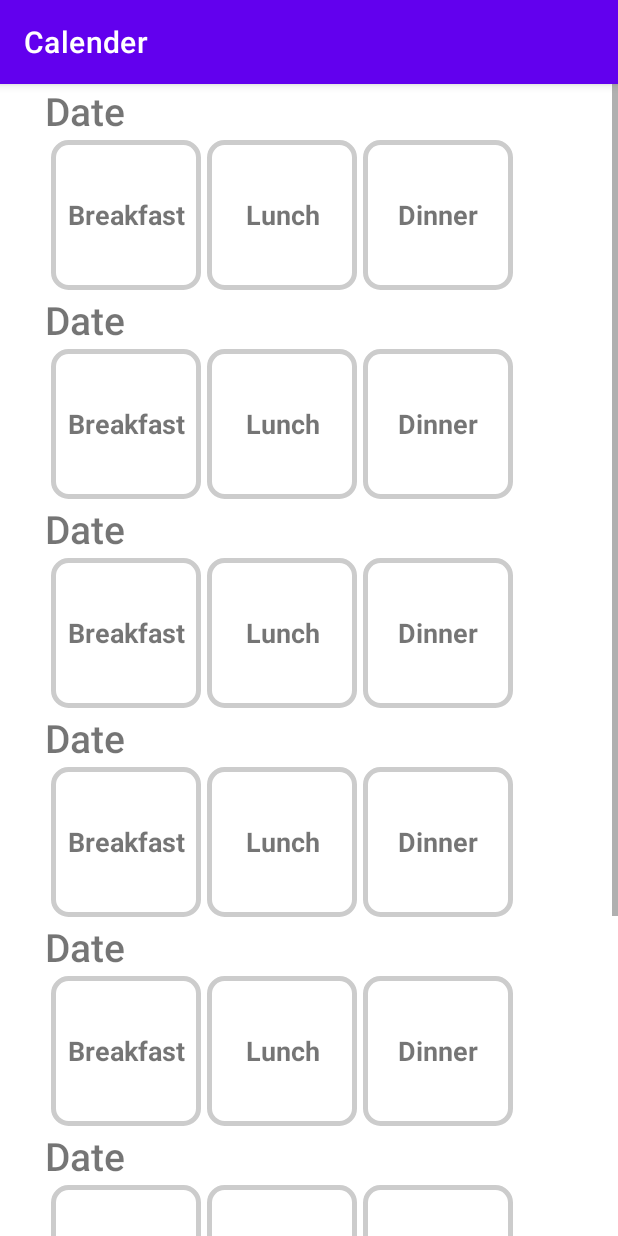
After one commit to JingfeiPeng/cs446_android_team, an Android app: the CalenderActivity screen opened directly, with no data from a screen before it, on a phone screen of 412 x 824 dp. The commit adds this screen. Run offline under Robolectric (Android 15) with nearby library versions, the phone set to English and light mode, and no system bars.

Commit message:
UI for calender page finished

```diff
--- a/app/src/main/AndroidManifest.xml
+++ b/app/src/main/AndroidManifest.xml
@@ -10,6 +10,10 @@
         android:supportsRtl="true"
         android:theme="@style/Theme.CS446_Meal_Planner">
         <activity
+            android:name=".CalenderActivity"
+            android:label="@string/Calender"
+        ></activity>
+        <activity
             android:name=".MainActivity"
             android:label="@string/app_name">
             <intent-filter>
--- /dev/null
+++ b/app/src/main/java/com/example/cs446_meal_planner/CalenderActivity.java
@@ -0,0 +1,14 @@
+package com.example.cs446_meal_planner;
+
+import androidx.appcompat.app.AppCompatActivity;
+
+import android.os.Bundle;
+
+public class CalenderActivity extends AppCompatActivity {
+
+    @Override
+    protected void onCreate(Bundle savedInstanceState) {
+        super.onCreate(savedInstanceState);
+        setContentView(R.layout.activity_calender);
+    }
+}
--- a/app/src/main/java/com/example/cs446_meal_planner/MainActivity.java
+++ b/app/src/main/java/com/example/cs446_meal_planner/MainActivity.java
@@ -1,6 +1,8 @@
 package com.example.cs446_meal_planner;
 
+import android.content.Intent;
 import android.os.Bundle;
+import android.view.View;
 
 import com.google.android.material.bottomnavigation.BottomNavigationView;
 
@@ -34,4 +36,8 @@ public class MainActivity extends AppCompatActivity {
         NavigationUI.setupWithNavController(binding.navView, navController);
     }
 
+    public void viewCalender(View view) {
+        Intent moveToCalender = new Intent(getApplicationContext(), CalenderActivity.class);
+        startActivity(moveToCalender);
+    }
 }
--- a/app/src/main/java/com/example/cs446_meal_planner/ui/home/HomeFragment.java
+++ b/app/src/main/java/com/example/cs446_meal_planner/ui/home/HomeFragment.java
@@ -4,15 +4,11 @@ import android.os.Bundle;
 import android.view.LayoutInflater;
 import android.view.View;
 import android.view.ViewGroup;
-import android.widget.TextView;
 
 import androidx.annotation.NonNull;
-import androidx.annotation.Nullable;
 import androidx.fragment.app.Fragment;
-import androidx.lifecycle.Observer;
 import androidx.lifecycle.ViewModelProvider;
 
-import com.example.cs446_meal_planner.R;
 import com.example.cs446_meal_planner.databinding.FragmentHomeBinding;
 
 public class HomeFragment extends Fragment {
@@ -37,7 +33,6 @@ public class HomeFragment extends Fragment {
 //        });
         return root;
     }
-
 //    @Override
 //    public void onDestroyView() {
 //        super.onDestroyView();
--- /dev/null
+++ b/app/src/main/res/layout/activity_calender.xml
@@ -0,0 +1,424 @@
+<?xml version="1.0" encoding="utf-8"?>
+<ScrollView
+    xmlns:android="http://schemas.android.com/apk/res/android"
+    xmlns:app="http://schemas.android.com/apk/res-auto"
+    xmlns:tools="http://schemas.android.com/tools"
+    android:layout_width="fill_parent"
+    android:layout_height="match_parent">
+
+    <LinearLayout
+        android:layout_width="match_parent"
+        android:layout_height="wrap_content"
+        android:orientation="vertical"
+        >
+        <TextView
+            android:id="@+id/calender_date1"
+            android:layout_width="wrap_content"
+            android:layout_height="wrap_content"
+            android:text="Date"
+            app:layout_constraintLeft_toLeftOf="parent"
+            app:layout_constraintTop_toTopOf="parent"
+            android:layout_marginLeft="30dp"
+            android:textSize="26sp"
+            android:fontFamily="sans-serif-medium" />
+        <LinearLayout
+            android:id="@+id/meal_layout1"
+            app:layout_constraintTop_toBottomOf="@+id/calender_date1"
+            android:layout_width="match_parent"
+            android:layout_height="wrap_content"
+            android:background="?android:attr/selectableItemBackground"
+            android:clickable="true"
+            android:orientation="horizontal"
+            android:paddingLeft="32dp"
+            android:paddingRight="32dp">
+            <TextView
+                android:layout_width="100dp"
+                android:layout_height="100dp"
+                android:layout_margin="2dp"
+                android:textSize="18sp"
+                android:textStyle="bold"
+                android:singleLine="true"
+                android:text="@string/breakfast"
+                android:gravity="center"
+                android:background="@drawable/border"
+                />
+            <TextView
+                android:layout_width="100dp"
+                android:layout_height="100dp"
+                android:layout_margin="2dp"
+                android:textSize="18sp"
+                android:textStyle="bold"
+                android:singleLine="true"
+                android:text="@string/lunch"
+                android:gravity="center"
+                android:background="@drawable/border"
+                />
+            <TextView
+                android:layout_width="100dp"
+                android:layout_height="100dp"
+                android:layout_margin="2dp"
+                android:textSize="18sp"
+                android:textStyle="bold"
+                android:singleLine="true"
+                android:text="@string/dinner"
+                android:gravity="center"
+                android:background="@drawable/border"
+                />
+        </LinearLayout>
+
+
+        <TextView
+            android:id="@+id/calender_date2"
+            android:layout_width="wrap_content"
+            android:layout_height="wrap_content"
+            android:text="Date"
+            app:layout_constraintLeft_toLeftOf="parent"
+            app:layout_constraintTop_toTopOf="parent"
+            android:layout_marginLeft="30dp"
+            android:textSize="26sp"
+            android:fontFamily="sans-serif-medium" />
+        <LinearLayout
+            app:layout_constraintTop_toBottomOf="@+id/calender_date2"
+            android:layout_width="match_parent"
+            android:layout_height="wrap_content"
+            android:background="?android:attr/selectableItemBackground"
+            android:clickable="true"
+            android:orientation="horizontal"
+            android:paddingLeft="32dp"
+            android:paddingRight="32dp">
+            <TextView
+                android:layout_width="100dp"
+                android:layout_height="100dp"
+                android:layout_margin="2dp"
+                android:textSize="18sp"
+                android:textStyle="bold"
+                android:singleLine="true"
+                android:text="@string/breakfast"
+                android:gravity="center"
+                android:background="@drawable/border"
+                />
+            <TextView
+                android:layout_width="100dp"
+                android:layout_height="100dp"
+                android:layout_margin="2dp"
+                android:textSize="18sp"
+                android:textStyle="bold"
+                android:singleLine="true"
+                android:text="@string/lunch"
+                android:gravity="center"
+                android:background="@drawable/border"
+                />
+            <TextView
+                android:layout_width="100dp"
+                android:layout_height="100dp"
+                android:layout_margin="2dp"
+                android:textSize="18sp"
+                android:textStyle="bold"
+                android:singleLine="true"
+                android:text="@string/dinner"
+                android:gravity="center"
+                android:background="@drawable/border"
+                />
+        </LinearLayout>
+
+        <TextView
+            android:id="@+id/calender_date3"
+            android:layout_width="wrap_content"
+            android:layout_height="wrap_content"
+            android:text="Date"
+            app:layout_constraintLeft_toLeftOf="parent"
+            app:layout_constraintTop_toTopOf="parent"
+            android:layout_marginLeft="30dp"
+            android:textSize="26sp"
+            android:fontFamily="sans-serif-medium" />
+        <LinearLayout
+            app:layout_constraintTop_toBottomOf="@+id/calender_date2"
+            android:layout_width="match_parent"
+            android:layout_height="wrap_content"
+            android:background="?android:attr/selectableItemBackground"
+            android:clickable="true"
+            android:orientation="horizontal"
+            android:paddingLeft="32dp"
+            android:paddingRight="32dp">
+            <TextView
+                android:layout_width="100dp"
+                android:layout_height="100dp"
+                android:layout_margin="2dp"
+                android:textSize="18sp"
+                android:textStyle="bold"
+                android:singleLine="true"
+                android:text="@string/breakfast"
+                android:gravity="center"
+                android:background="@drawable/border"
+                />
+            <TextView
+                android:layout_width="100dp"
+                android:layout_height="100dp"
+                android:layout_margin="2dp"
+                android:textSize="18sp"
+                android:textStyle="bold"
+                android:singleLine="true"
+                android:text="@string/lunch"
+                android:gravity="center"
+                android:background="@drawable/border"
+                />
+            <TextView
+                android:layout_width="100dp"
+                android:layout_height="100dp"
+                android:layout_margin="2dp"
+                android:textSize="18sp"
+                android:textStyle="bold"
+                android:singleLine="true"
+                android:text="@string/dinner"
+                android:gravity="center"
+                android:background="@drawable/border"
+                />
+        </LinearLayout>
+
+        <TextView
+            android:id="@+id/calender_date4"
+            android:layout_width="wrap_content"
+            android:layout_height="wrap_content"
+            android:text="Date"
+            app:layout_constraintLeft_toLeftOf="parent"
+            app:layout_constraintTop_toTopOf="parent"
+            android:layout_marginLeft="30dp"
+            android:textSize="26sp"
+            android:fontFamily="sans-serif-medium" />
+        <LinearLayout
+            app:layout_constraintTop_toBottomOf="@+id/calender_date2"
+            android:layout_width="match_parent"
+            android:layout_height="wrap_content"
+            android:background="?android:attr/selectableItemBackground"
+            android:clickable="true"
+            android:orientation="horizontal"
+            android:paddingLeft="32dp"
+            android:paddingRight="32dp">
+            <TextView
+                android:layout_width="100dp"
+                android:layout_height="100dp"
+                android:layout_margin="2dp"
+                android:textSize="18sp"
+                android:textStyle="bold"
+                android:singleLine="true"
+                android:text="@string/breakfast"
+                android:gravity="center"
+                android:background="@drawable/border"
+                />
+            <TextView
+                android:layout_width="100dp"
+                android:layout_height="100dp"
+                android:layout_margin="2dp"
+                android:textSize="18sp"
+                android:textStyle="bold"
+                android:singleLine="true"
+                android:text="@string/lunch"
+                android:gravity="center"
+                android:background="@drawable/border"
+                />
+            <TextView
+                android:layout_width="100dp"
+                android:layout_height="100dp"
+                android:layout_margin="2dp"
+                android:textSize="18sp"
+                android:textStyle="bold"
+                android:singleLine="true"
+                android:text="@string/dinner"
+                android:gravity="center"
+                android:background="@drawable/border"
+                />
+        </LinearLayout>
+
+        <TextView
+            android:id="@+id/calender_date5"
+            android:layout_width="wrap_content"
+            android:layout_height="wrap_content"
+            android:text="Date"
+            app:layout_constraintLeft_toLeftOf="parent"
+            app:layout_constraintTop_toTopOf="parent"
+            android:layout_marginLeft="30dp"
+            android:textSize="26sp"
+            android:fontFamily="sans-serif-medium" />
+        <LinearLayout
+            app:layout_constraintTop_toBottomOf="@+id/calender_date2"
+            android:layout_width="match_parent"
+            android:layout_height="wrap_content"
+            android:background="?android:attr/selectableItemBackground"
+            android:clickable="true"
+            android:orientation="horizontal"
+            android:paddingLeft="32dp"
+            android:paddingRight="32dp">
+            <TextView
+                android:layout_width="100dp"
+                android:layout_height="100dp"
+                android:layout_margin="2dp"
+                android:textSize="18sp"
+                android:textStyle="bold"
+                android:singleLine="true"
+                android:text="@string/breakfast"
+                android:gravity="center"
+                android:background="@drawable/border"
+                />
+            <TextView
+                android:layout_width="100dp"
+                android:layout_height="100dp"
+                android:layout_margin="2dp"
+                android:textSize="18sp"
+                android:textStyle="bold"
+                android:singleLine="true"
+                android:text="@string/lunch"
+                android:gravity="center"
+                android:background="@drawable/border"
+                />
+            <TextView
+                android:layout_width="100dp"
+                android:layout_height="100dp"
+                android:layout_margin="2dp"
+                android:textSize="18sp"
+                android:textStyle="bold"
+                android:singleLine="true"
+                android:text="@string/dinner"
+                android:gravity="center"
+                android:background="@drawable/border"
+                />
+        </LinearLayout>
+
+        <TextView
+            android:id="@+id/calender_date6"
+            android:layout_width="wrap_content"
+            android:layout_height="wrap_content"
+            android:text="Date"
+            app:layout_constraintLeft_toLeftOf="parent"
+            app:layout_constraintTop_toTopOf="parent"
+            android:layout_marginLeft="30dp"
+            android:textSize="26sp"
+            android:fontFamily="sans-serif-medium" />
+        <LinearLayout
+            app:layout_constraintTop_toBottomOf="@+id/calender_date2"
+            android:layout_width="match_parent"
+            android:layout_height="wrap_content"
+            android:background="?android:attr/selectableItemBackground"
+            android:clickable="true"
+            android:orientation="horizontal"
+            android:paddingLeft="32dp"
+            android:paddingRight="32dp">
+            <TextView
+                android:layout_width="100dp"
+                android:layout_height="100dp"
+                android:layout_margin="2dp"
+                android:textSize="18sp"
+                android:textStyle="bold"
+                android:singleLine="true"
+                android:text="@string/breakfast"
+                android:gravity="center"
+                android:background="@drawable/border"
+                />
+            <TextView
+                android:layout_width="100dp"
+                android:layout_height="100dp"
+                android:layout_margin="2dp"
+                android:textSize="18sp"
+                android:textStyle="bold"
+                android:singleLine="true"
+                android:text="@string/lunch"
+                android:gravity="center"
+                android:background="@drawable/border"
+                />
+            <TextView
+                android:layout_width="100dp"
+                android:layout_height="100dp"
+                android:layout_margin="2dp"
+                android:textSize="18sp"
+                android:textStyle="bold"
+                android:singleLine="true"
+                android:text="@string/dinner"
+                android:gravity="center"
+                android:background="@drawable/border"
+                />
+        </LinearLayout>
+
+        <TextView
+            android:id="@+id/calender_date7"
+            android:layout_width="wrap_content"
+            android:layout_height="wrap_content"
+            android:text="Date"
+            app:layout_constraintLeft_toLeftOf="parent"
+            app:layout_constraintTop_toTopOf="parent"
+            android:layout_marginLeft="30dp"
+            android:textSize="26sp"
+            android:fontFamily="sans-serif-medium" />
+        <LinearLayout
+            app:layout_constraintTop_toBottomOf="@+id/calender_date2"
+            android:layout_width="match_parent"
+            android:layout_height="wrap_content"
+            android:background="?android:attr/selectableItemBackground"
+            android:clickable="true"
+            android:orientation="horizontal"
+            android:paddingLeft="32dp"
+            android:paddingRight="32dp">
+            <TextView
+                android:layout_width="100dp"
+                android:layout_height="100dp"
+                android:layout_margin="2dp"
+                android:textSize="18sp"
+                android:textStyle="bold"
+                android:singleLine="true"
+                android:text="@string/breakfast"
+                android:gravity="center"
+                android:background="@drawable/border"
+                />
+            <TextView
+                android:layout_width="100dp"
+                android:layout_height="100dp"
+                android:layout_margin="2dp"
+                android:textSize="18sp"
+                android:textStyle="bold"
+                android:singleLine="true"
+                android:text="@string/lunch"
+                android:gravity="center"
+                android:background="@drawable/border"
+                />
+            <TextView
+                android:layout_width="100dp"
+                android:layout_height="100dp"
+                android:layout_margin="2dp"
+                android:textSize="18sp"
+                android:textStyle="bold"
+                android:singleLine="true"
+                android:text="@string/dinner"
+                android:gravity="center"
+                android:background="@drawable/border"
+                />
+        </LinearLayout>
+
+        <LinearLayout
+            android:layout_width="match_parent"
+            android:layout_height="wrap_content"
+            android:orientation="horizontal">
+            <Button
+                android:id="@+id/prev"
+                android:layout_width="wrap_content"
+                android:layout_height="wrap_content"
+                app:layout_constraintLeft_toLeftOf="parent"
+                android:layout_marginLeft="20dp"
+                android:layout_marginTop="20dp"
+                android:layout_marginBottom="20dp"
+                android:text="@string/button_prev"/>
+            <View
+                android:layout_width="0dp"
+                android:layout_height="50dp"
+                android:layout_weight="1" />
+
+            <Button
+                android:id="@+id/next"
+                android:layout_width="wrap_content"
+                android:layout_height="wrap_content"
+                android:text="@string/button_next"
+                android:layout_marginLeft="0dp"
+                android:layout_marginRight="20dp"
+                android:layout_marginTop="20dp"
+                android:layout_marginBottom="20dp"
+                />
+        </LinearLayout>
+    </LinearLayout>
+</ScrollView>
--- a/app/src/main/res/layout/activity_main.xml
+++ b/app/src/main/res/layout/activity_main.xml
@@ -7,7 +7,7 @@
     android:layout_height="match_parent"
     android:paddingTop="?attr/actionBarSize"
     android:scrollbarSize="10dp">
-
+ herererere
     <com.google.android.material.bottomnavigation.BottomNavigationView
         android:id="@+id/nav_view"
         android:layout_width="0dp"
--- a/app/src/main/res/layout/fragment_home.xml
+++ b/app/src/main/res/layout/fragment_home.xml
@@ -191,6 +191,7 @@
             android:id="@+id/button_calendar"
             android:layout_width="0dp"
             android:layout_height="wrap_content"
+            android:onClick="viewCalender"
             android:text="VIEW CALENDAR"
             android:layout_marginLeft="0dp"
             android:layout_marginTop="20dp"
--- a/app/src/main/res/values/strings.xml
+++ b/app/src/main/res/values/strings.xml
@@ -3,4 +3,10 @@
     <string name="title_home">Home</string>
     <string name="title_dashboard">Recipe</string>
     <string name="title_notifications">Setting</string>
+    <string name="Calender">Calender</string>
+    <string name="breakfast">Breakfast</string>
+    <string name="lunch">Lunch</string>
+    <string name="dinner">Dinner</string>
+    <string name="button_prev">Prev</string>
+    <string name="button_next">Next</string>
 </resources>
```
Also changed, not shown: 1 other file.
